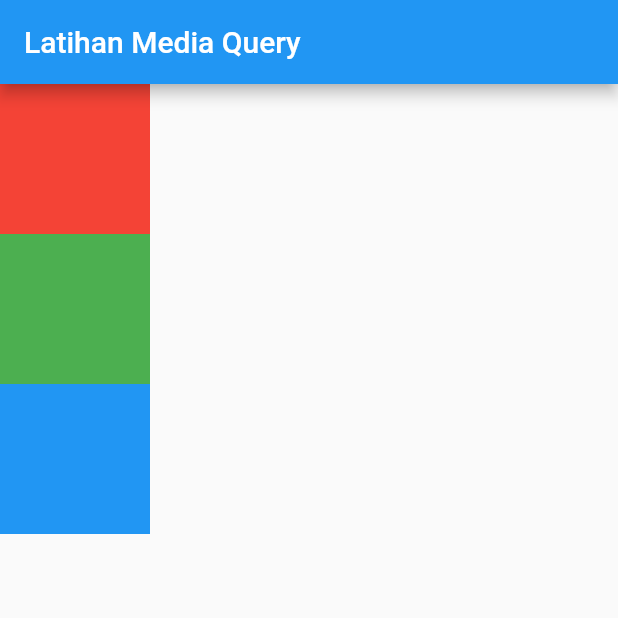
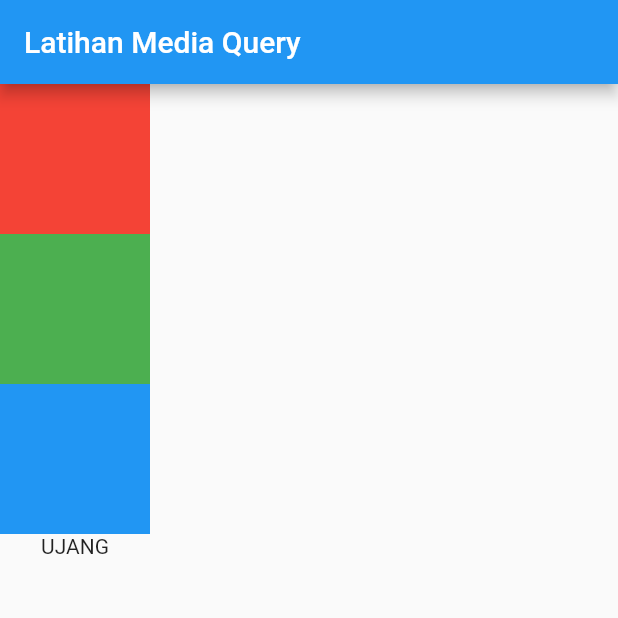
Before and after one commit to Fadimhats1/latihan_flutter, a Flutter app: the screen it shows after launch, on a phone screen of 412 x 824 dp, the top half of it. Run offline on Flutter 3.47's test engine with Material 2 defaults, Android fonts, the phone set to English and light mode, and no system bars.

Commit message:
Nambahin teks Ujang

```diff
--- a/demo_project/lib/main.dart
+++ b/demo_project/lib/main.dart
@@ -56,6 +56,9 @@ class MainPage extends StatelessWidget {
         height: 100,
         width: 100,
       ),
+      Container(
+        child: Text("UJANG"),
+      ),
     ];
   }
 }
```
